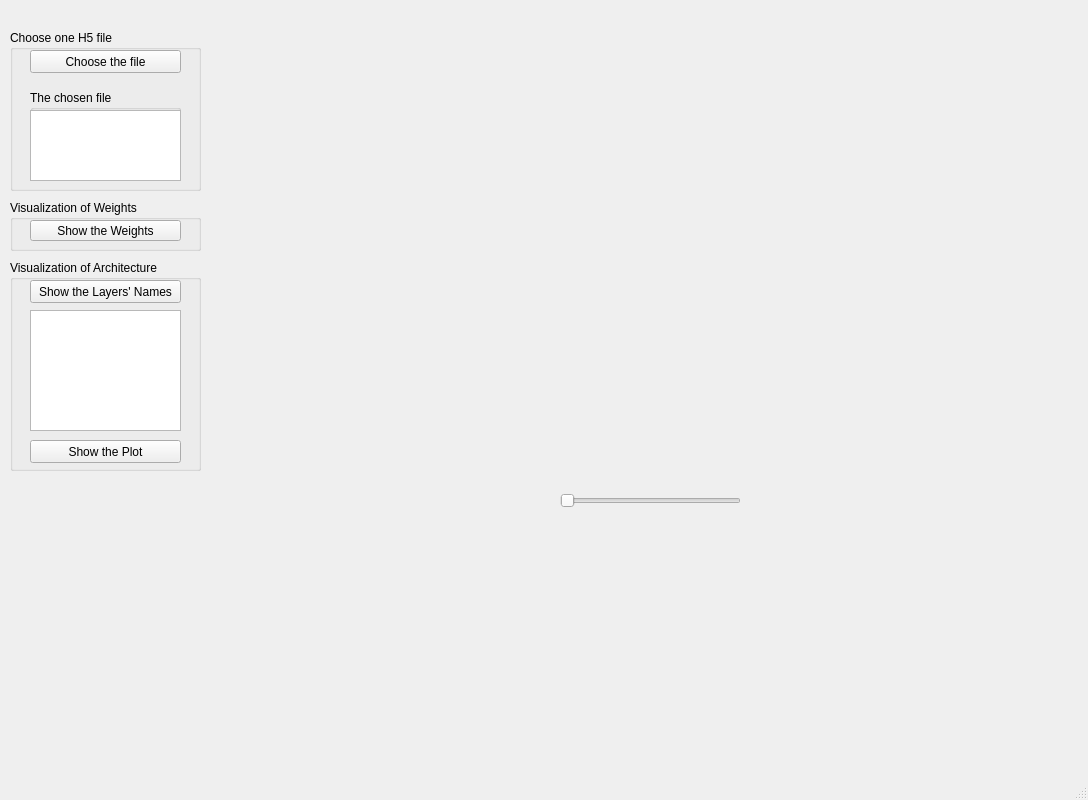
Qt form visualize/featureMapPart/InPy35WithH5/1List1SliderOpenH5/Ui_matplotlib_pyqt_2ListView.ui (wenyifeng1123/GUI) before a commit.
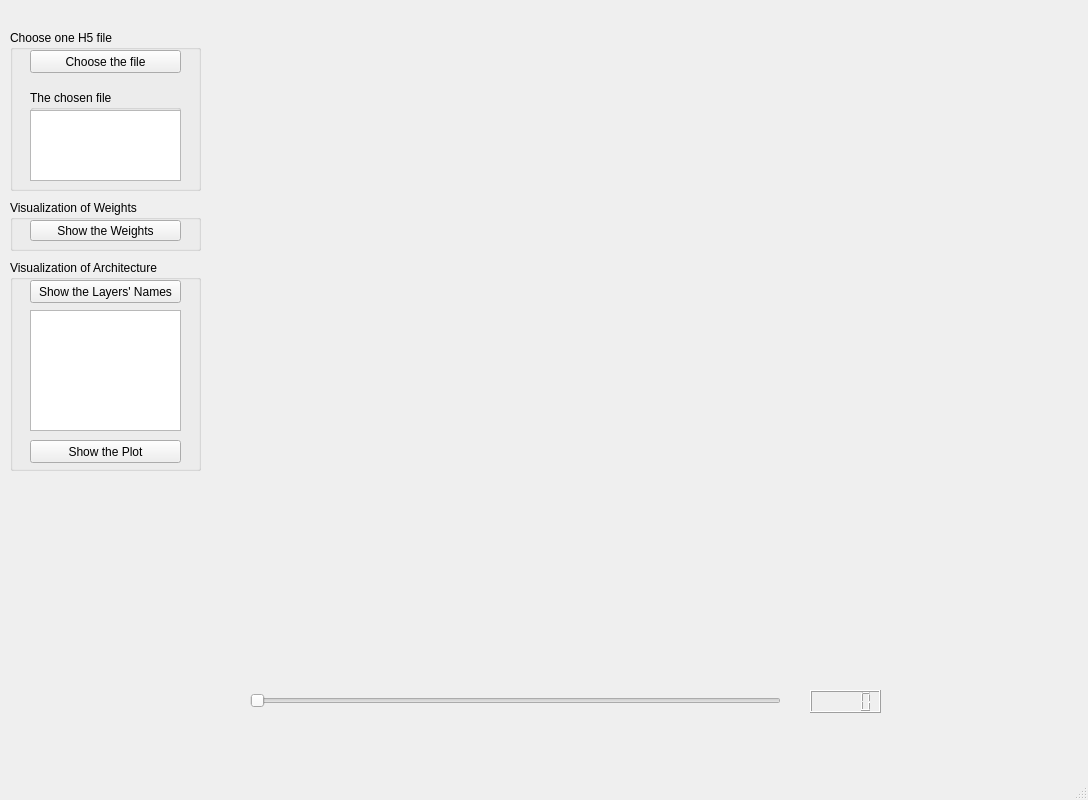
The same form after that commit. Custom widgets are drawn as their Qt base class.

```diff
--- a/visualize/featureMapPart/InPy35WithH5/1List1SliderOpenH5/Ui_matplotlib_pyqt_2ListView.ui
+++ b/visualize/featureMapPart/InPy35WithH5/1List1SliderOpenH5/Ui_matplotlib_pyqt_2ListView.ui
@@ -20,25 +20,25 @@
       <x>399</x>
       <y>10</y>
       <width>301</width>
-      <height>700</height>
+      <height>731</height>
      </rect>
     </property>
    </widget>
    <widget class="MatplotlibWidget" name="matplotlibwidget_static_2" native="true">
     <property name="geometry">
      <rect>
-      <x>320</x>
+      <x>230</x>
       <y>30</y>
-      <width>731</width>
-      <height>491</height>
+      <width>821</width>
+      <height>691</height>
      </rect>
     </property>
     <widget class="QSlider" name="horizontalSlider">
      <property name="geometry">
       <rect>
-       <x>240</x>
-       <y>460</y>
-       <width>181</width>
+       <x>20</x>
+       <y>660</y>
+       <width>531</width>
        <height>22</height>
       </rect>
      </property>
@@ -46,6 +46,16 @@
       <enum>Qt::Horizontal</enum>
      </property>
     </widget>
+    <widget class="QLCDNumber" name="lcdNumber">
+     <property name="geometry">
+      <rect>
+       <x>580</x>
+       <y>660</y>
+       <width>71</width>
+       <height>23</height>
+      </rect>
+     </property>
+    </widget>
    </widget>
    <widget class="QGroupBox" name="groupBox">
     <property name="geometry">
```
